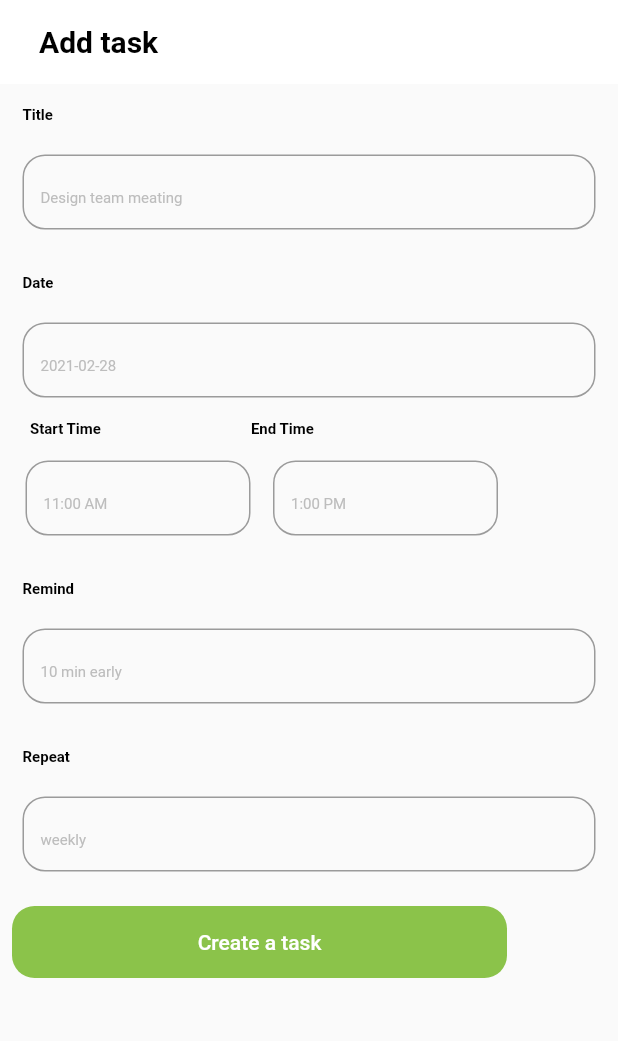
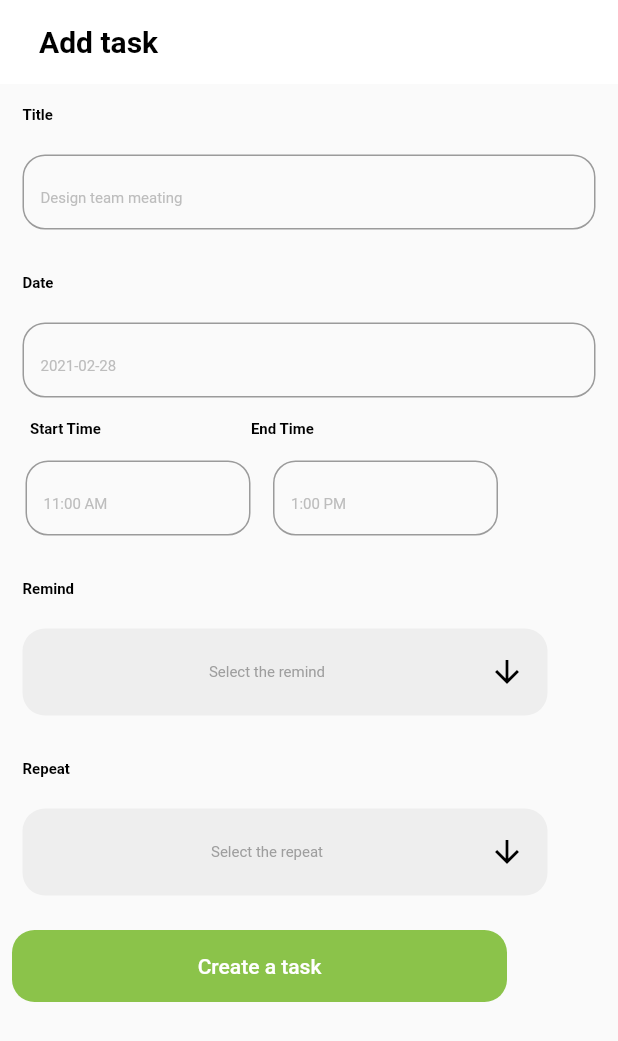
Before and after one commit to M-Samii/algoriza_internship, a Flutter app: the screen it shows after launch, on a phone screen of 412 x 824 dp. Shown: the top 1041 px of the screen. Run offline on Flutter 3.47's test engine with Material 2 defaults, Android fonts, the phone set to English and light mode, and no system bars; our stand-ins replace date_picker_timeline, sqflite; missing offline and left inert: country_pickers, onboarding; accounts and stored records are empty.

Commit message:
update 3

```diff
--- a/lib/login/my_formFiled.dart
+++ b/lib/login/my_formFiled.dart
@@ -31,6 +31,7 @@ class MyFormfield extends StatelessWidget {
 
         ),
       ),*/
+
       child: TextFormField(
 
 
@@ -41,11 +42,15 @@ class MyFormfield extends StatelessWidget {
           Onpress();
         },
         decoration:InputDecoration(
+
+
+
           hintText:hint,
           hintStyle: TextStyle(color: Colors.grey[400],fontSize: 10.0,),
           border:OutlineInputBorder(
             borderRadius: BorderRadius.circular(15),
             borderSide: BorderSide(color: Colors.grey[400]!),
+
           ),
         ) ,
         controller: Control,
--- a/lib/main.dart
+++ b/lib/main.dart
@@ -4,6 +4,7 @@ import 'package:intern_program/login/sign_in_screen.dart';
 import 'layout/Home_layout.dart';
 import 'login/onBording.dart';
 import 'modules/AddTaskScreen/AddTaskScreen.dart';
+import 'modules/ScheduleScreen/ScheduleScreen.dart';
 
 
 void main() {
@@ -33,6 +34,7 @@ class MyApp extends StatelessWidget {
       ),
      // home: HomeLayout(),
       home: AddTaskScreen(),
+     // home: ScheduleScreen(),
     );
   }
 }
--- a/lib/modules/AddTaskScreen/AddTaskScreen.dart
+++ b/lib/modules/AddTaskScreen/AddTaskScreen.dart
@@ -1,15 +1,36 @@
+import 'package:date_picker_timeline/date_picker_widget.dart';
 import 'package:flutter/material.dart';
+import 'package:intl/intl.dart';
 
 import '../../login/my_button.dart';
 import '../../login/my_formFiled.dart';
-class AddTaskScreen extends StatelessWidget {
+class AddTaskScreen extends StatefulWidget {
+
+   AddTaskScreen({Key? key}) : super(key: key);
+
+  @override
+  State<AddTaskScreen> createState() => _AddTaskScreenState();
+}
+
+class _AddTaskScreenState extends State<AddTaskScreen> {
+  final List<String> RemindItems = ["1 day before", "1 hour before", "30 min before", "10 min before"];
+  final List<String> RepeatItems = ["daily", "weekly",];
+
+
+  String? _selectedRemindItems;
+  String? _selectedRepeatItems;
+  DateTime? _selectedDate;
   TextEditingController TitleController =TextEditingController();
+
   TextEditingController DateController =TextEditingController();
+
   TextEditingController StartTimeController =TextEditingController();
+
   TextEditingController EndTimeController =TextEditingController();
+
   TextEditingController RemindController =TextEditingController();
+
   TextEditingController RepeatController =TextEditingController();
-   AddTaskScreen({Key? key}) : super(key: key);
 
   @override
   Widget build(BuildContext context) {
@@ -25,6 +46,8 @@ class AddTaskScreen extends StatelessWidget {
         child: Column(
           crossAxisAlignment: CrossAxisAlignment.start,
           children: [
+
+
             Padding(
               padding: const EdgeInsets.only(left: 15.0, top: 15.0, bottom: 5.0),
               child: Text(
@@ -60,7 +83,26 @@ class AddTaskScreen extends StatelessWidget {
               child: MyFormfield(
                 Control: DateController,
                 hint: '2021-02-28',
-                validation: 'date must not be empty', Onpress: () {  },
+                validation: 'date must not be empty', Onpress: () {
+
+                showDatePicker(
+                    context: context,
+                    initialDate: DateTime.now(),
+                    firstDate: DateTime(2020),
+                    lastDate: DateTime.now())
+                    .then((pickedDate) {
+                  if (pickedDate == null) {
+                    return;
+                  }
+                  setState(() {
+                    _selectedDate = pickedDate;
+                  //  DateController.text=_selectedDate.toString();
+                    DateController.text=DateFormat.yMMMd().format(pickedDate);
+
+                  });
+                });
+
+              },
               ),
             ),
             Row(
@@ -93,7 +135,19 @@ class AddTaskScreen extends StatelessWidget {
                   width: 150,
                   child: MyFormfield(
                     hint: '11:00 AM',
-                    Control: StartTimeController, validation: 'must not be empty', Onpress: () {  },
+                    Control: StartTimeController, validation: 'must not be empty', Onpress: ()
+                  async {
+                    final TimeOfDay? result =await  showTimePicker(
+                        context: context,
+                        initialTime: TimeOfDay.now(),
+
+                    );
+                    if (result != null) {
+                      setState(() {
+                        StartTimeController.text = result.format(context);
+                      });
+                    }
+                  },
 
                   ),
                 ),
@@ -104,7 +158,20 @@ class AddTaskScreen extends StatelessWidget {
                   width: 150,
                   child: MyFormfield(
                     hint: '1:00 PM',
-                    Control: EndTimeController, validation: 'must not be empty', Onpress: () {  },
+                    Control: EndTimeController, validation: 'must not be empty', Onpress: ()
+                  async {
+                    final TimeOfDay? result =await  showTimePicker(
+                      context: context,
+                      initialTime: TimeOfDay.now(),
+
+                    );
+                    if (result != null) {
+                      setState(() {
+                        EndTimeController.text = result.format(context);
+                      });
+                    }
+                  },
+
 
                   ),
                 ),
@@ -123,12 +190,62 @@ class AddTaskScreen extends StatelessWidget {
             ),
             Padding(
               padding: const EdgeInsets.all(15.0),
+              child: Container(
+                  padding: const EdgeInsets.symmetric(vertical: 5, horizontal: 15),
+                  width: 350,
+                  decoration: BoxDecoration(
+                      color: Colors.grey[200],
+
+
+
+                      borderRadius: BorderRadius.circular(15)),
+                  child: DropdownButton<String>(
+                    value: _selectedRemindItems,
+                    onChanged: (value) {
+                      setState(() {
+                        _selectedRemindItems = value;
+                      });
+                    },
+                    hint: const Center(
+                        child: Text(
+                          'Select the remind',
+                          style: TextStyle(color: Colors.grey,fontSize: 10,
+                          ),
+                        )),
+                    // Hide the default underline
+                    underline: Container(),
+                    // set the color of the dropdown menu
+                    dropdownColor: Colors.white,
+                    icon: const Icon(
+                      Icons.arrow_downward,
+                      color: Colors.black,
+                    ),
+                    isExpanded: true,
+
+                    // The list of options
+                    items: RemindItems
+                        .map((e) => DropdownMenuItem(
+                      value: e,
+                      child: Container(
+                        alignment: Alignment.centerLeft,
+                        child: Text(
+                          e,
+                          style: const TextStyle(fontSize: 10),
+                        ),
+                      ),
+                    ))
+                        .toList(),
+                  )),
+            ),
+
+           /* Padding(
+              padding: const EdgeInsets.all(15.0),
               child: MyFormfield(
                 Control: RemindController,
                 hint: '10 min early',
                 validation: 'title must not be empty', Onpress: () {  },
               ),
-            ),
+            ),*/
             Padding(
               padding: const EdgeInsets.only(left: 15.0, top: 15.0, bottom: 5.0),
               child: Text(
@@ -140,14 +257,63 @@ class AddTaskScreen extends StatelessWidget {
                 ),
               ),
             ),
-            Padding(
+           /* Padding(
               padding: const EdgeInsets.all(15.0),
               child: MyFormfield(
                 hint: 'weekly',
                 Control: RepeatController,
                 validation: 'title must not be empty', Onpress: () {  },
               ),
+            ),*/
+            Padding(
+              padding: const EdgeInsets.all(15.0),
+              child: Container(
+                  padding: const EdgeInsets.symmetric(vertical: 5, horizontal: 15),
+                  width: 350,
+                  decoration: BoxDecoration(
+                      color: Colors.grey[200],
+
+
+
+                      borderRadius: BorderRadius.circular(15)),
+                  child: DropdownButton<String>(
+                    value: _selectedRepeatItems,
+                    onChanged: (value) {
+                      setState(() {
+                        _selectedRepeatItems = value;
+                      });
+                    },
+                    hint: const Center(
+                        child: Text(
+                          'Select the repeat',
+                          style: TextStyle(color: Colors.grey,fontSize: 10,),
+                        )),
+                    // Hide the default underline
+                    underline: Container(),
+                    // set the color of the dropdown menu
+                    dropdownColor: Colors.white,
+                    icon: const Icon(
+                      Icons.arrow_downward,
+                      color: Colors.black,
+                    ),
+                    isExpanded: true,
+
+                    // The list of options
+                    items: RepeatItems
+                        .map((e) => DropdownMenuItem(
+                      value: e,
+                      child: Container(
+                        alignment: Alignment.centerLeft,
+                        child: Text(
+                          e,
+                          style: const TextStyle(fontSize: 10),
+                        ),
+                      ),
+                    ))
+                        .toList(),
+                  )),
             ),
+
             Padding(
               padding: const EdgeInsets.all(8.0),
               child: MYButton(OnClick:(){
--- a/pubspec.yaml
+++ b/pubspec.yaml
@@ -35,6 +35,9 @@ dependencies:
   # Use with the CupertinoIcons class for iOS style icons.
   cupertino_icons: ^1.0.2
   sqflite: ^2.0.3
+  date_picker_timeline: ^1.2.3
+  intl: ^0.17.0
+
 
   country_pickers: ^2.0.0
   onboarding: ^3.1.0
```
Also changed, not shown: lib/modules/ScheduleScreen/ScheduleScreen.dart (added, +44 -0 lines), pubspec.lock.
